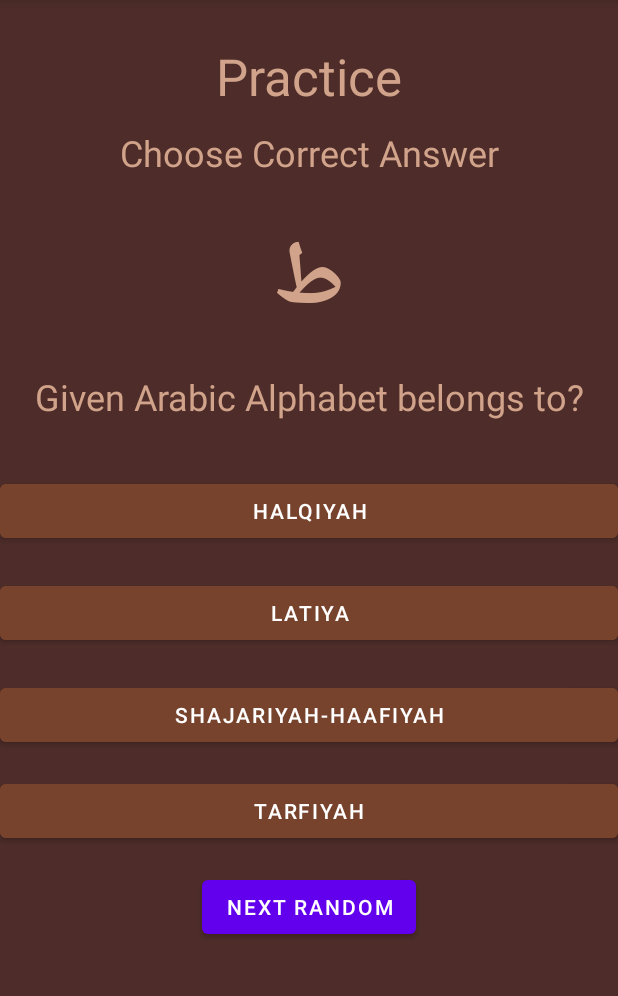
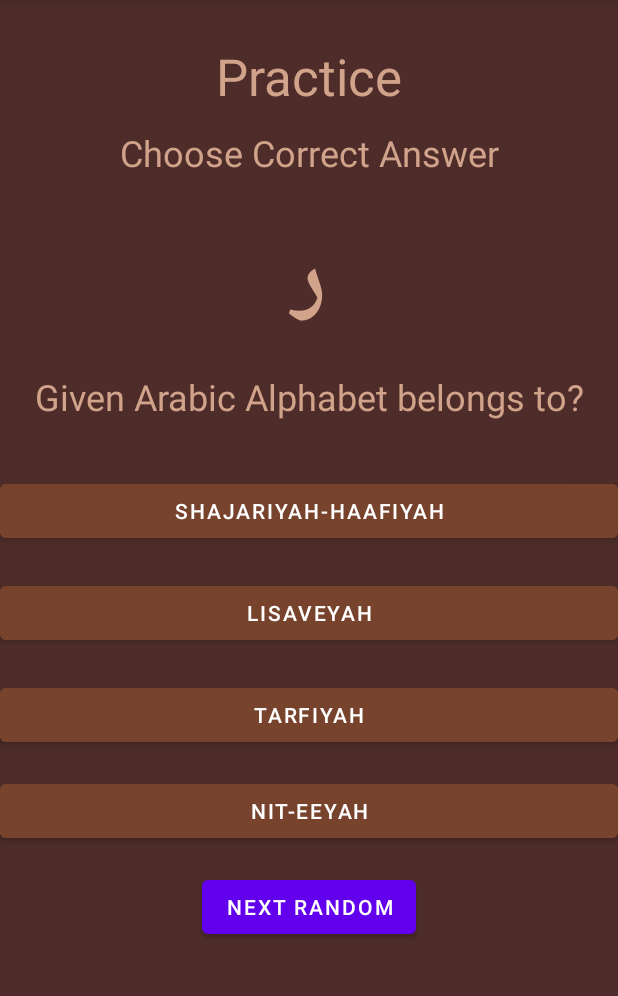
Before and after one commit to AhsanRiaz9/MC-Task3-BCSF18M009, an Android app: the MainActivity3 screen opened directly, with no data from a screen before it, after a tap on "NEXT RANDOM", on a phone screen of 412 x 824 dp, the part 84-1080 px from its top. Run offline under Robolectric (Android 15) with nearby library versions, the phone set to English and light mode, and no system bars.

Commit message:
Added QuestionPool and Question Class to generate random question

```diff
--- a/app/src/main/java/com/example/mc_task3_bcsf18m009/MainActivity3.java
+++ b/app/src/main/java/com/example/mc_task3_bcsf18m009/MainActivity3.java
@@ -13,37 +13,55 @@ public class MainActivity3 extends AppCompatActivity {
 
     Button nextBtn;
     TextView alphabet;
+    QuestionPool questionPool;
+    Question q;
+    Button op1,op2,op3,op4;
+
     @Override
     protected void onCreate(Bundle savedInstanceState) {
         super.onCreate(savedInstanceState);
         setContentView(R.layout.activity_main3);
         nextBtn = findViewById(R.id.nextBtn);
         alphabet = findViewById(R.id.arabicLetter);
+        op1 = findViewById(R.id.op1);
+        op2 = findViewById(R.id.op2);
+        op3 = findViewById(R.id.op3);
+        op4 = findViewById(R.id.op4);
+        questionPool = new QuestionPool();
+        q = questionPool.getRandomQuestion();
+        alphabet.setText(q.letter);
+        op1.setText(q.op1);
+        op2.setText(q.op2);
+        op3.setText(q.op3);
+        op4.setText(q.op4);
+
         nextBtn.setOnClickListener(new View.OnClickListener() {
             @Override
-            public void onClick(View v) {
-                alphabet.setText(getRandomOption());
+            public void onClick(View v)
+            {
+                q = questionPool.getRandomQuestion();
+                alphabet.setText(q.letter);
+                op1.setText(q.op1);
+                op2.setText(q.op2);
+                op3.setText(q.op3);
+                op4.setText(q.op4);
             }
         });
-    }
-    publin int getRandomInt()
-    {
-        Random rand = new Random();
-        return rand.nextInt(30);
     }
 
     public String getRandomOption()
     {
-        String [] catLists = {"Makharij","Lahatiyah","Shajariyah-Haafiyah","Tarfiyah","Nit-eeyah","Lisaveyah","Ghunna"};
-        String [] alphabet = {"۱","ب","پ","ت","ث","ج","ح","خ","د", "ذ","ر","ز",
-                "س","ش","ص",
-                "ض","ط","ظ",
-                "ع","غ","ف",
-                "ق","ک","ل",
-                "م","ن","ہ",
-                "و","ی"};
+        String [] catLists = {"Halqiyah","Lahatiyah","Shajariyah-Haafiyah","Tarfiyah","Nit-eeyah","Lisaveyah","Ghunna"};
+        String [] alphabet = {"۱","ب","ت","ث","ج","ح","خ","د","ذ","ر","ز","س","ش","ص","ض","ط","ظ","ع","غ","ف","ق","ک","ل","م","ن","ہ","و","ی"};
+        String [] s1 = {"ا", "ہ", "ع","ح","غ","خ"};
+        String [] s2 = {"ق","ک"};
+        String [] s3 = {"ج","ش","ی","ض"};
+        String [] s4 = {"ل","ن","ر"};
+        String [] s5 = {"ط","د","ت"};
+        String [] s6 = {"ظ","ذ","ث"};
+        String [] s7 = {"م","ن"};
         Random rand = new Random();
-        int index = rand.nextInt(30);
+        int index = rand.nextInt(28);
         return alphabet[index];
     }
 
--- /dev/null
+++ b/app/src/main/java/com/example/mc_task3_bcsf18m009/Question.java
@@ -0,0 +1,19 @@
+package com.example.mc_task3_bcsf18m009;
+
+public class Question {
+    String  letter;
+    String op1;
+    String op2;
+    String op3;
+    String op4;
+    String correctOption;
+    public Question(String l, String o1, String o2, String o3, String o4, String ans)
+    {
+        letter = l;
+        op1 = o1;
+        op2 = o2;
+        op3 = o3;
+        op4 = o4;
+        correctOption = ans;
+    }
+}
--- /dev/null
+++ b/app/src/main/java/com/example/mc_task3_bcsf18m009/QuestionPool.java
@@ -0,0 +1,71 @@
+package com.example.mc_task3_bcsf18m009;
+
+import java.util.ArrayList;
+import java.util.List;
+import java.util.Random;
+
+public class QuestionPool {
+    String [] catLists = {"Halqiyah","Lahatiyah","Shajariyah-Haafiyah","Tarfiyah","Nit-eeyah","Lisaveyah","Ghunna"};
+    String [] s1 = {"ا", "ہ", "ع","ح","غ","خ"};
+    String [] s2 = {"ق","ک"};
+    String [] s3 = {"ج","ش","ی","ض"};
+    String [] s4 = {"ل","ن","ر"};
+    String [] s5 = {"ط","د","ت"};
+    String [] s6 = {"ظ","ذ","ث"};
+    String [] s7 = {"م","ن"};
+    List<String[]> list;
+    int [] indexArr = {0,1,2,3};
+    public QuestionPool()
+    {
+        list = new ArrayList<String[]>();
+        list.add(s1);
+        list.add(s2);
+        list.add(s3);
+        list.add(s4);
+        list.add(s5);
+        list.add(s6);
+        list.add(s7);
+    }
+
+    public Question getRandomQuestion()
+    {
+        Random rand = new Random();
+        int catIndex = rand.nextInt(7);
+        String ans = catLists[catIndex];
+        String [] temp = list.get(catIndex);
+        String let = temp[rand.nextInt(temp.length)];
+        List<String> optionList = new ArrayList<String>();
+        optionList.add(ans);
+        while(optionList.size()!=4)
+        {
+            catIndex = rand.nextInt(7);
+            String s = catLists[catIndex];
+            boolean flag = false;
+            for(int i=0;i<optionList.size();i++)
+            {
+                if(optionList.get(i)==s)
+                {
+                    flag = true;
+                }
+            }
+            if(flag==false)
+            {
+                optionList.add(s);
+            }
+        }
+        shuffleIndexArray();
+        Question q = new Question(let,optionList.get(indexArr[0]),optionList.get(indexArr[1]),optionList.get(indexArr[2]),optionList.get(indexArr[3]),ans);
+        return q;
+    }
+    void shuffleIndexArray()
+    {
+        Random rand = new Random();
+        for(int i =0;i<4;i++)
+        {
+            int index = rand.nextInt(4);
+            int temp = indexArr[i];
+            indexArr[i] = indexArr[index];
+            indexArr[index] = temp;
+        }
+    }
+}
--- a/app/src/main/res/layout/activity_main3.xml
+++ b/app/src/main/res/layout/activity_main3.xml
@@ -61,7 +61,7 @@
         app:layout_constraintTop_toBottomOf="@+id/arabicLetter" />
 
     <Button
-        android:id="@+id/button2"
+        android:id="@+id/op1"
         android:layout_width="0dp"
         android:layout_height="wrap_content"
         android:layout_marginTop="36dp"
@@ -73,7 +73,7 @@
         app:layout_constraintTop_toBottomOf="@+id/textView6" />
 
     <Button
-        android:id="@+id/button4"
+        android:id="@+id/op2"
         android:layout_width="0dp"
         android:layout_height="wrap_content"
         android:layout_marginTop="20dp"
@@ -82,10 +82,10 @@
         app:layout_constraintEnd_toEndOf="parent"
         app:layout_constraintHorizontal_bias="0.0"
         app:layout_constraintStart_toStartOf="parent"
-        app:layout_constraintTop_toBottomOf="@+id/button2" />
+        app:layout_constraintTop_toBottomOf="@+id/op1" />
 
     <Button
-        android:id="@+id/button6"
+        android:id="@+id/op4"
         android:layout_width="0dp"
         android:layout_height="wrap_content"
         android:layout_marginTop="16dp"
@@ -94,10 +94,10 @@
         app:layout_constraintEnd_toEndOf="parent"
         app:layout_constraintHorizontal_bias="0.0"
         app:layout_constraintStart_toStartOf="parent"
-        app:layout_constraintTop_toBottomOf="@+id/button5" />
+        app:layout_constraintTop_toBottomOf="@+id/op3" />
 
     <Button
-        android:id="@+id/button5"
+        android:id="@+id/op3"
         android:layout_width="0dp"
         android:layout_height="wrap_content"
         android:layout_marginTop="20dp"
@@ -106,7 +106,7 @@
         app:layout_constraintEnd_toEndOf="parent"
         app:layout_constraintHorizontal_bias="0.0"
         app:layout_constraintStart_toStartOf="parent"
-        app:layout_constraintTop_toBottomOf="@+id/button4" />
+        app:layout_constraintTop_toBottomOf="@+id/op2" />
 
     <Button
         android:id="@+id/nextBtn"
@@ -116,6 +116,6 @@
         android:text="Next Random"
         app:layout_constraintEnd_toEndOf="parent"
         app:layout_constraintStart_toStartOf="parent"
-        app:layout_constraintTop_toBottomOf="@+id/button6" />
+        app:layout_constraintTop_toBottomOf="@+id/op4" />
 
 </androidx.constraintlayout.widget.ConstraintLayout>
```
